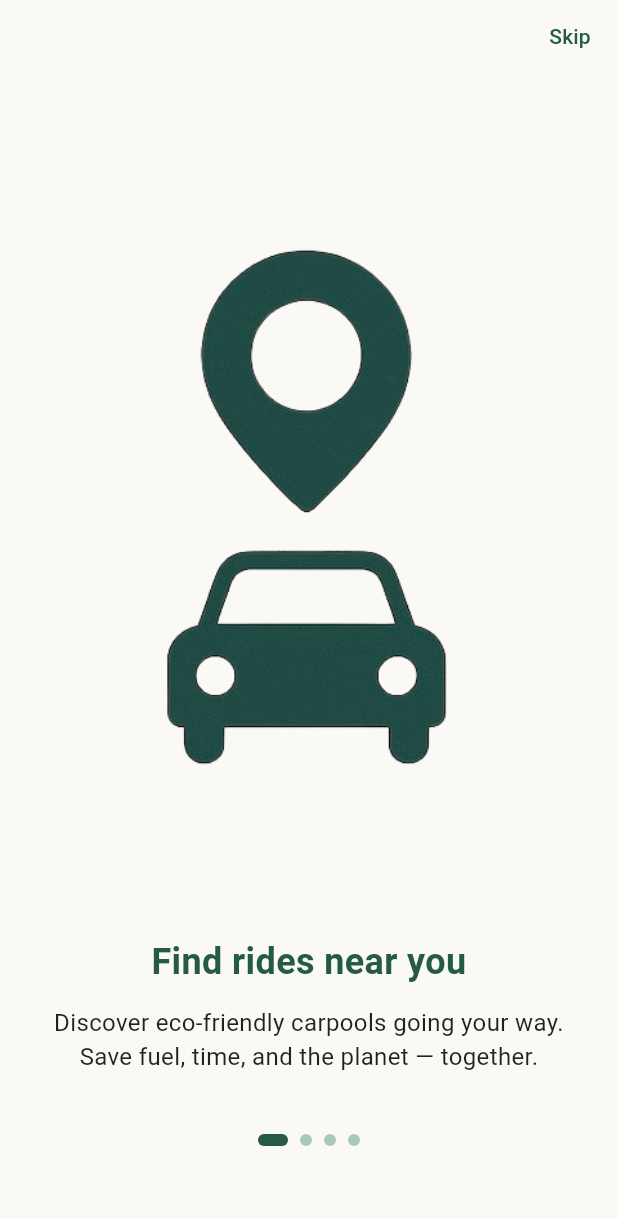
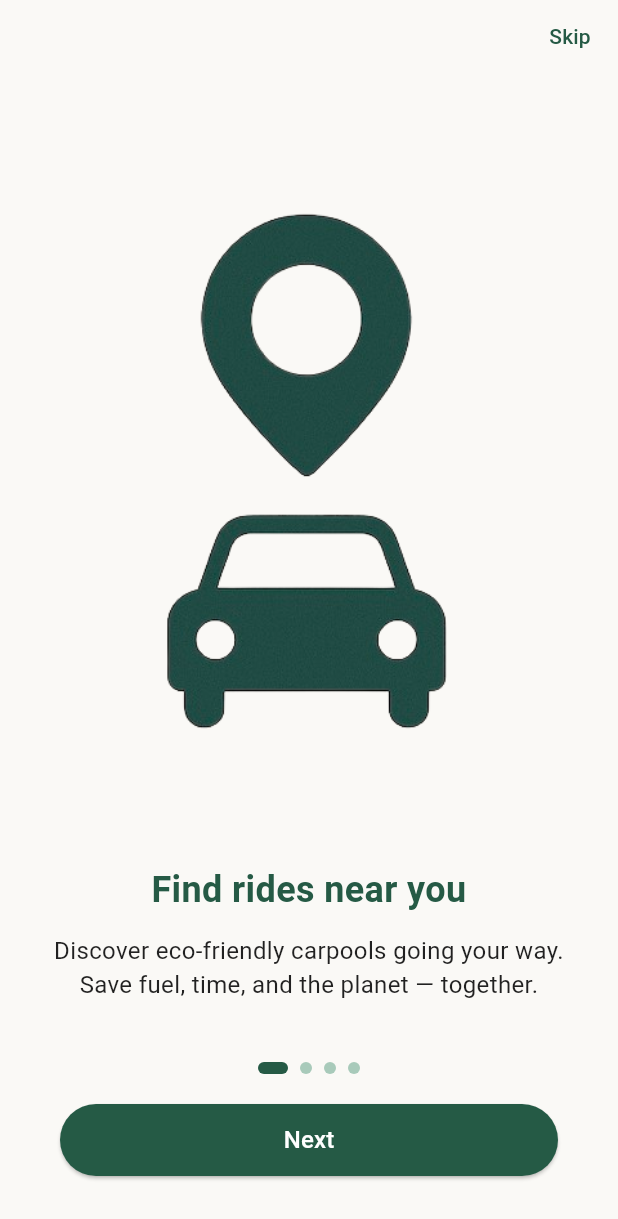
Before and after one commit to alibassam24/Carpool, a Flutter app: the screen it shows after launch, on a phone screen of 412 x 824 dp. Shown: the top 1219 px of the screen. Run offline on Flutter 3.47's test engine with Material 3 defaults, Android fonts, the light colour scheme and no system bars; our stand-ins replace get, google_fonts, shared_preferences.

Commit message:
fixed onboarding screen

```diff
--- a/lib/screens/onboarding/onboarding_screen.dart
+++ b/lib/screens/onboarding/onboarding_screen.dart
@@ -136,7 +136,34 @@ class _OnboardingScreenState extends State<OnboardingScreen> {
             ),
             _buildDots(),
             const SizedBox(height: 20),
-            if (isLast)
+            Padding(
+  padding: const EdgeInsets.symmetric(horizontal: 40),
+  child: ElevatedButton(
+    onPressed: () {
+      if (isLast) {
+        _goToLogin();
+      } else {
+        _pageController.nextPage(
+          duration: const Duration(milliseconds: 300),
+          curve: Curves.easeInOut,
+        );
+      }
+    },
+    style: ElevatedButton.styleFrom(
+      backgroundColor: const Color(0xFF255A45),
+      shape: RoundedRectangleBorder(
+        borderRadius: BorderRadius.circular(30),
+      ),
+      minimumSize: const Size(double.infinity, 48),
+    ),
+    child: Text(
+      isLast ? 'Get Started' : 'Next',
+      style: const TextStyle(fontSize: 16, color: Colors.white),
+    ),
+  ),
+),
+
+            /* if (isLast)
               Padding(
                 padding: const EdgeInsets.symmetric(horizontal: 40),
                 child: ElevatedButton(
@@ -153,7 +180,7 @@ class _OnboardingScreenState extends State<OnboardingScreen> {
                     style: TextStyle(fontSize: 16, color: Colors.white),
                   ),
                 ),
-              ),
+              ), */
             const SizedBox(height: 40),
           ],
         ),
```
